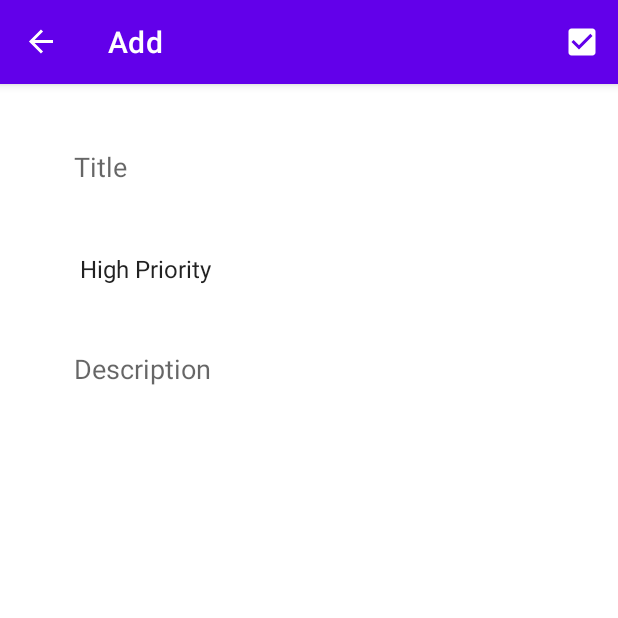
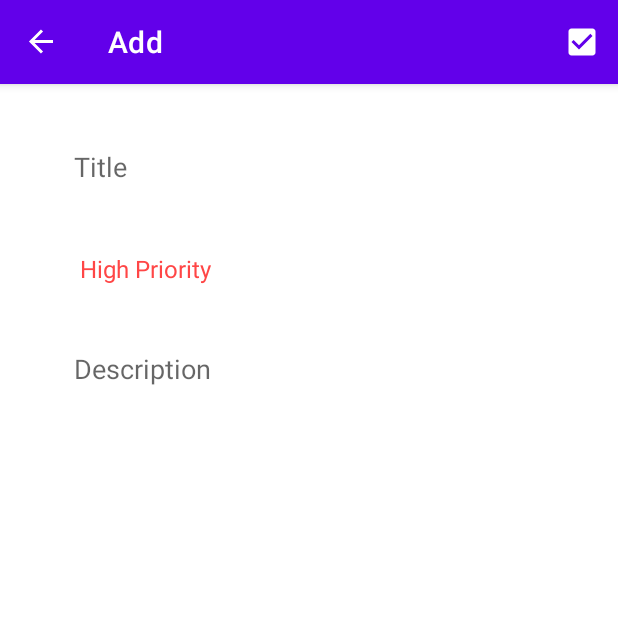
Before and after one commit to vinodmadhu97/Kotlin_todo_app, an Android app: the AddFragment screen opened through its navigation route, after a tap on "Add", on a phone screen of 412 x 824 dp, the top half of it. Run offline under Robolectric (Android 15) with nearby library versions, the phone set to English and light mode, and no system bars; our stand-ins replace navigation-ui.

```diff
--- /dev/null
+++ b/app/src/main/java/com/example/todo_app/fragments/SharedVIewModel.kt
@@ -0,0 +1,54 @@
+package com.example.todo_app.fragments
+
+import android.app.Application
+import android.text.TextUtils
+import android.view.View
+import android.widget.AdapterView
+import android.widget.TextView
+import androidx.core.content.ContextCompat
+import androidx.lifecycle.AndroidViewModel
+import com.example.todo_app.R
+import com.example.todo_app.data.models.Priority
+
+class SharedVIewModel(application: Application) : AndroidViewModel(application) {
+
+    val listener : AdapterView.OnItemSelectedListener= object : AdapterView.OnItemSelectedListener{
+        override fun onItemSelected(parent: AdapterView<*>?, view: View?, position: Int, id: Long) {
+            when(position){
+                0-> {(parent!!.getChildAt(0) as TextView).setTextColor(ContextCompat.getColor(application,
+                    R.color.red)) }
+
+                1-> {(parent!!.getChildAt(0) as TextView).setTextColor(ContextCompat.getColor(application,
+                    R.color.yellow)) }
+
+                2-> {(parent!!.getChildAt(0) as TextView).setTextColor(ContextCompat.getColor(application,
+                    R.color.green)) }
+            }
+        }
+
+        override fun onNothingSelected(parent: AdapterView<*>?) {
+            TODO("Not yet implemented")
+        }
+
+
+    }
+
+    fun verifyUserData(title:String,description:String): Boolean{
+        val isVerify = when{
+            TextUtils.isEmpty(title.trim { it <= ' ' }) -> false
+            TextUtils.isEmpty(description.trim { it <= ' ' }) -> false
+            else -> true
+        }
+
+        return isVerify
+    }
+
+    fun parsePriorityObject(priority:String): Priority {
+        return when(priority){
+            "High Priority" -> Priority.HIGH
+            "Medium Priority" -> Priority.MEDIUM
+            "Low Priority" -> Priority.LOW
+            else -> Priority.LOW
+        }
+    }
+}
--- a/app/src/main/java/com/example/todo_app/fragments/add/AddFragment.kt
+++ b/app/src/main/java/com/example/todo_app/fragments/add/AddFragment.kt
@@ -1,15 +1,24 @@
 package com.example.todo_app.fragments.add
 
 import android.os.Bundle
+import android.text.TextUtils
 import android.view.*
+import android.widget.Toast
 import androidx.fragment.app.Fragment
+import androidx.fragment.app.viewModels
 import com.example.todo_app.R
+import com.example.todo_app.data.models.Priority
+import com.example.todo_app.data.models.TodoData
+import com.example.todo_app.data.viewModel.TodoViewModel
+import com.example.todo_app.databinding.FragmentAddBinding
+import com.example.todo_app.fragments.SharedVIewModel
 
 
 class AddFragment : Fragment() {
 
-
-
+    private lateinit var mBinding : FragmentAddBinding
+    private val todoViewModel : TodoViewModel by viewModels()
+    private val sharedViewModel : SharedVIewModel by viewModels()
 
     override fun onCreateView(
         inflater: LayoutInflater, container: ViewGroup?,
@@ -17,7 +26,10 @@ class AddFragment : Fragment() {
     ): View? {
 
         setHasOptionsMenu(true)
-        return inflater.inflate(R.layout.fragment_add, container, false)
+        mBinding = FragmentAddBinding.inflate(inflater,container,false)
+
+        mBinding.prioritiesSpinner.onItemSelectedListener =  sharedViewModel.listener
+        return mBinding.root
     }
 
 
@@ -25,5 +37,39 @@ class AddFragment : Fragment() {
         inflater.inflate(R.menu.add_fragment_menu,menu)
     }
 
+    override fun onOptionsItemSelected(item: MenuItem): Boolean {
+        when(item.itemId){
+            R.id.menu_add -> insertDataToDb()
+        }
+        return super.onOptionsItemSelected(item)
+    }
+
+    private fun insertDataToDb(){
+        val title = mBinding.titleEt.text.toString()
+        val priority = mBinding.prioritiesSpinner.selectedItem.toString()
+        val description = mBinding.descriptionEt.text.toString()
+
+        val isValid = sharedViewModel.verifyUserData(title,description)
+
+        if(isValid){
+            val todoData = TodoData(
+                0,
+                title,
+                sharedViewModel.parsePriorityObject(priority),
+                description
+            )
+
+            todoViewModel.insertData(todoData)
+            Toast.makeText(requireActivity(),"Insert successful",Toast.LENGTH_SHORT).show()
+
+        }else{
+            Toast.makeText(requireActivity(),"please fill out the all form files",Toast.LENGTH_SHORT).show()
+        }
+
+
+    }
+
+
+
 
 }
--- /dev/null
+++ b/app/src/main/res/drawable/item_background.xml
@@ -0,0 +1,6 @@
+<?xml version="1.0" encoding="utf-8"?>
+<shape xmlns:android="http://schemas.android.com/apk/res/android">
+    <solid android:color="@color/white"/>
+    <stroke android:width="1dp" android:color="@color/light_gray"/>
+    <corners android:radius="16dp"/>
+</shape>
```
Also changed, not shown: app/src/main/java/com/example/todo_app/fragments/list/ListAdapter.kt (added, +62 -0 lines), app/src/main/res/layout/row_layout.xml (added, +68 -0 lines).
